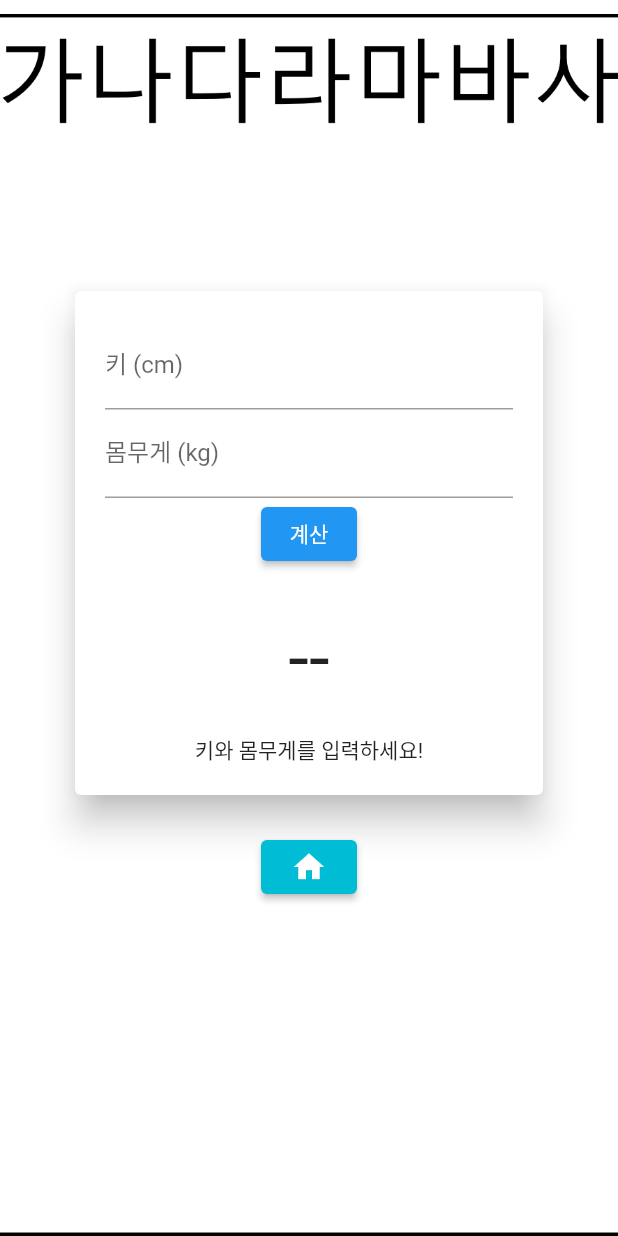
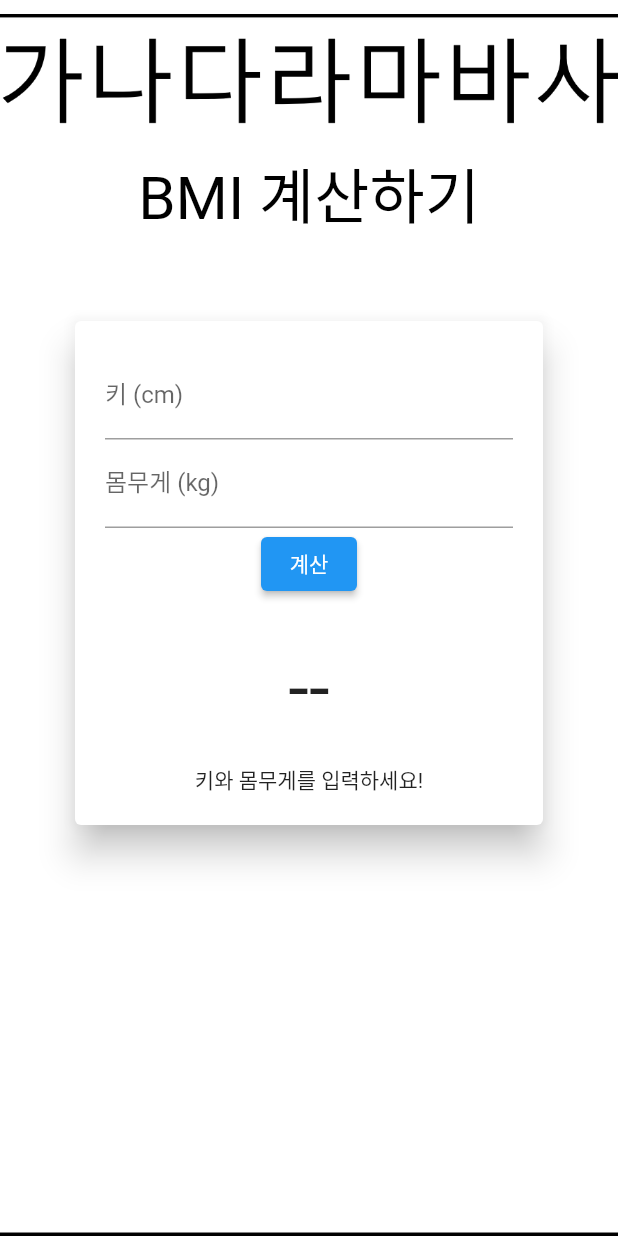
Before and after one commit to atdaawn/Project_contest, a Flutter app: the screen it shows after launch, after a tap on "BMI", on a phone screen of 412 x 824 dp. Run offline on Flutter 3.47's test engine with Material 2 defaults, Android fonts, the phone set to English and light mode, and no system bars; our stand-ins replace get; Roboto replaces fonts that are missing (Cafe, newone); project files that could hold a hidden picture were left out.

Commit message:
2차 백업

```diff
--- a/untitled1/lib/main.dart
+++ b/untitled1/lib/main.dart
@@ -6,7 +6,7 @@ import 'package:get/get.dart';
 
 void main() {
   runApp(GetMaterialApp(
-    title: 'Navigation Basics',
+    title: 'Mainpage',
     theme: ThemeData(fontFamily: 'Cafe'),
     home: MyApp(),
   ));
@@ -23,31 +23,62 @@ class MyApp extends StatelessWidget {
           ),
         ),
         child: Padding(
-            padding: const EdgeInsets.symmetric(vertical: 40),
+            padding: const EdgeInsets.symmetric(vertical: 20),
+
             // appBar: AppBar(
             //   title: Text("Main page"),
             // ),
-            child: Column(
-                mainAxisAlignment: MainAxisAlignment.spaceEvenly,
-                children: [
+            child:
+                Column(mainAxisAlignment: MainAxisAlignment.start, children: [
+              Material(
+                color: Colors.transparent,
+                child: Container(
+                  margin: EdgeInsets.only(top: 100),
+                  width: 160,
+                  height: 80,
+                  child: Text(
+                    "바라다",
+                    textAlign: TextAlign.center,
+                    style: TextStyle(
+                        fontFamily: "newone",
+                        fontSize: 45,
+                        color: Colors.black),
+                  ),
+                ),
+              ),
+                  Material(
+                    color: Colors.transparent,
+                    child: Container(
+                      margin: EdgeInsets.only(bottom:30),
+                      width: 180,
+                      height: 20,
+                      child: Text(
+                        "수험생활 건강 지킴이",
+                        textAlign: TextAlign.center,
+                        style: TextStyle(
+                            fontFamily: "newone",
+                            fontSize: 13,
+                            color: Colors.black),
+                      ),
+                    ),
+                  ),
               Row(
-                    mainAxisAlignment: MainAxisAlignment.spaceAround,
+                mainAxisAlignment: MainAxisAlignment.center,
                 children: <Widget>[
                   Container(
                     margin: EdgeInsets.all(10),
                     width: 160,
                     height: 45,
                     decoration: BoxDecoration(
-                          borderRadius: BorderRadius.circular(80),
+                      borderRadius: BorderRadius.circular(30),
                       gradient: LinearGradient(
                         begin: Alignment.centerLeft,
                         end: Alignment.centerRight,
-                            colors: [Color(0xffffae88), Color(0xffff8484)],
+                        colors: [Color(0xff797773), Color(0xff7f7f7f)],
                       ),
                     ),
                     child: MaterialButton(
-                          materialTapTargetSize:
-                              MaterialTapTargetSize.shrinkWrap,
+                      materialTapTargetSize: MaterialTapTargetSize.shrinkWrap,
                       shape: StadiumBorder(),
                       onPressed: () {
                         Navigator.push(context,
@@ -61,9 +92,9 @@ class MyApp extends StatelessWidget {
                             Text(
                               '카페인 계산',
                               style: TextStyle(
-                                      fontSize: 20,
+                                  fontSize: 25,
                                   color: Colors.white,
-                                      fontFamily: 'newone'),
+                                  fontFamily: 'Cafe'),
                             ),
                           ],
                         ),
@@ -84,12 +115,11 @@ class MyApp extends StatelessWidget {
                       gradient: LinearGradient(
                         begin: Alignment.centerLeft,
                         end: Alignment.centerRight,
-                            colors: [Color(0xffffae88), Color(0xffff8484)],
+                        colors: [Color(0xff797773), Color(0xff7f7f7f)],
                       ),
                     ),
                     child: MaterialButton(
-                          materialTapTargetSize:
-                              MaterialTapTargetSize.shrinkWrap,
+                      materialTapTargetSize: MaterialTapTargetSize.shrinkWrap,
                       shape: StadiumBorder(),
                       onPressed: () {
                         Get.to(() => bmiPage());
@@ -97,17 +127,15 @@ class MyApp extends StatelessWidget {
                       child: Padding(
                         padding: const EdgeInsets.all(8.0),
                         child: Row(
-                              mainAxisAlignment: MainAxisAlignment.spaceBetween,
+                          mainAxisAlignment: MainAxisAlignment.center,
                           children: <Widget>[
                             Text(
                               'BMI',
                               style: TextStyle(
-                                      fontSize: 20,
+                                  fontSize: 25,
                                   color: Colors.white,
                                   fontFamily: 'Cafe'),
                             ),
-                                Icon(Icons.addchart_rounded,
-                                    color: Colors.white),
                           ],
                         ),
                       ),
@@ -115,6 +143,88 @@ class MyApp extends StatelessWidget {
                   ),
                 ],
               ),
+              Row(
+                mainAxisAlignment: MainAxisAlignment.center,
+                children: <Widget>[
+                  Container(
+                    margin: EdgeInsets.all(10),
+                    width: 160,
+                    height: 45,
+                    decoration: BoxDecoration(
+                      borderRadius: BorderRadius.circular(30),
+                      gradient: LinearGradient(
+                        begin: Alignment.centerLeft,
+                        end: Alignment.centerRight,
+                        colors: [Color(0xff797773), Color(0xff7f7f7f)],
+                      ),
+                    ),
+                    child: MaterialButton(
+                      materialTapTargetSize: MaterialTapTargetSize.shrinkWrap,
+                      shape: StadiumBorder(),
+                      onPressed: () {
+                        Navigator.push(context,
+                            MaterialPageRoute(builder: (_) => caffeine()));
+                      },
+                      child: Padding(
+                        padding: const EdgeInsets.all(8.0),
+                        child: Row(
+                          mainAxisAlignment: MainAxisAlignment.center,
+                          children: <Widget>[
+                            Text(
+                              '카페인 계산',
+                              style: TextStyle(
+                                  fontSize: 25,
+                                  color: Colors.white,
+                                  fontFamily: 'Cafe'),
+                            ),
+                          ],
+                        ),
+                      ),
+                    ),
+                    // child: ElevatedButton(
+                    //   onPressed: () { Navigator.push(
+                    //       context, MaterialPageRoute(builder: (_) => caffeine())); },
+                    //   child: Text("Go to caffeine Page"),
+                    // ),
+                  ),
+                  Container(
+                    margin: EdgeInsets.all(10),
+                    width: 115,
+                    height: 45,
+                    decoration: BoxDecoration(
+                      borderRadius: BorderRadius.circular(80),
+                      gradient: LinearGradient(
+                        begin: Alignment.centerLeft,
+                        end: Alignment.centerRight,
+                        colors: [Color(0xff797773), Color(0xff7f7f7f)],
+                      ),
+                    ),
+                    child: MaterialButton(
+                      materialTapTargetSize: MaterialTapTargetSize.shrinkWrap,
+                      shape: StadiumBorder(),
+                      onPressed: () {
+                        Get.to(() => bmiPage());
+                      },
+                      child: Padding(
+                        padding: const EdgeInsets.all(8.0),
+                        child: Row(
+                          mainAxisAlignment: MainAxisAlignment.center,
+                          children: <Widget>[
+                            Text(
+                              'BMI',
+                              style: TextStyle(
+                                  fontSize: 25,
+                                  color: Colors.white,
+                                  fontFamily: 'Cafe'),
+                            ),
+                          ],
+                        ),
+                      ),
+                    ),
+                  ),
+                ],
+              ),
+
             ])));
   }
 }
--- a/untitled1/lib/screens/bmi.dart
+++ b/untitled1/lib/screens/bmi.dart
@@ -77,9 +77,24 @@ class _bmiPageState extends State<bmiPage> {
             backgroundColor: Colors.transparent,
             body: Center(
                 child: Column(children: <Widget>[
-
+                  Material(
+                    color: Colors.transparent,
+                    child: Container(
+                      margin: EdgeInsets.only(top: 100),
+                      width: 250,
+                      height: 80,
+                      child: Text(
+                        "BMI 계산하기",
+                        textAlign: TextAlign.center,
+                        style: TextStyle(
+                            fontFamily: "newone",
+                            fontSize: 40,
+                            color: Colors.black),
+                      ),
+                    ),
+                  ),
               Container(
-                margin: EdgeInsets.only(top:190, bottom: 20),
+                margin: EdgeInsets.only(top:30, bottom: 20),
                 width: 320,
                 child: Card(
                   color: Colors.white,
@@ -131,13 +146,13 @@ class _bmiPageState extends State<bmiPage> {
                   ),
                 ),
               ),
-              ElevatedButton(
-                  style: ElevatedButton.styleFrom(
-                      primary: Colors.cyan, onPrimary: Colors.white),
-                  child: Icon(Icons.home, color: Colors.white),
-                  onPressed: () {
-                    Get.to(() => MyApp(), arguments: _bmi);
-                  })
+              // ElevatedButton(
+              //     style: ElevatedButton.styleFrom(
+              //         primary: Colors.cyan, onPrimary: Colors.white),
+              //     child: Icon(Icons.home, color: Colors.white),
+              //     onPressed: () {
+              //       Get.to(() => MyApp(), arguments: _bmi);
+              //     })
             ]))));
   }
 }
--- a/untitled1/pubspec.yaml
+++ b/untitled1/pubspec.yaml
@@ -46,9 +46,9 @@ flutter:
     - family: Cafe
       fonts:
         - asset: Fonts/Cafe24Oneprettynight.ttf
-#    - family: newone
-#      fonts:
-#        - asset: Fonts/Cafe24Oneprettynight.ttf
+    - family: newone
+      fonts:
+        - asset: Fonts/newfont.ttf
 
   # The following line ensures that the Material Icons font is
   # included with your application, so that you can use the icons in
```
Also changed, not shown: untitled1/Fonts/BoldAggro.ttf (added), untitled1/Fonts/LightAggro.ttf (added). Lines whose indentation alone changed are shown as unchanged.
